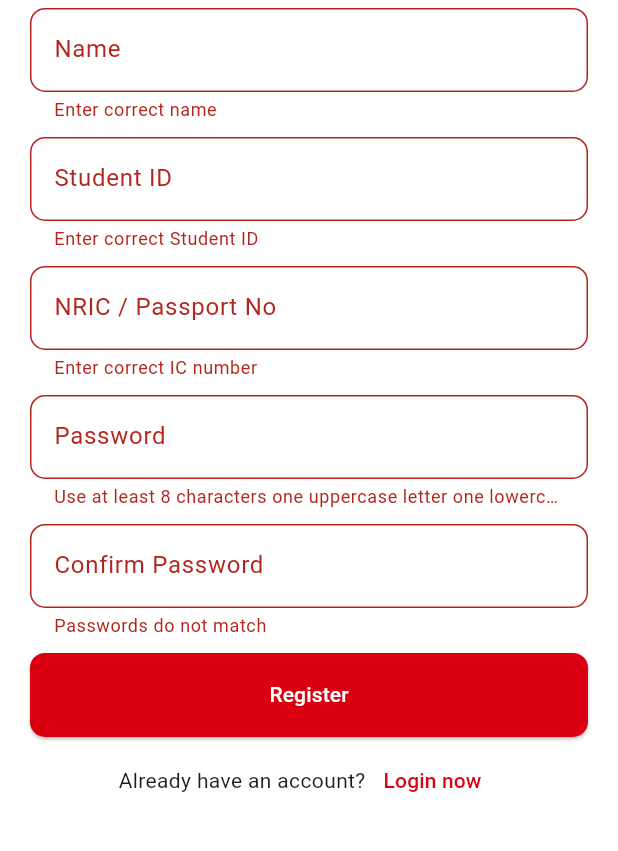
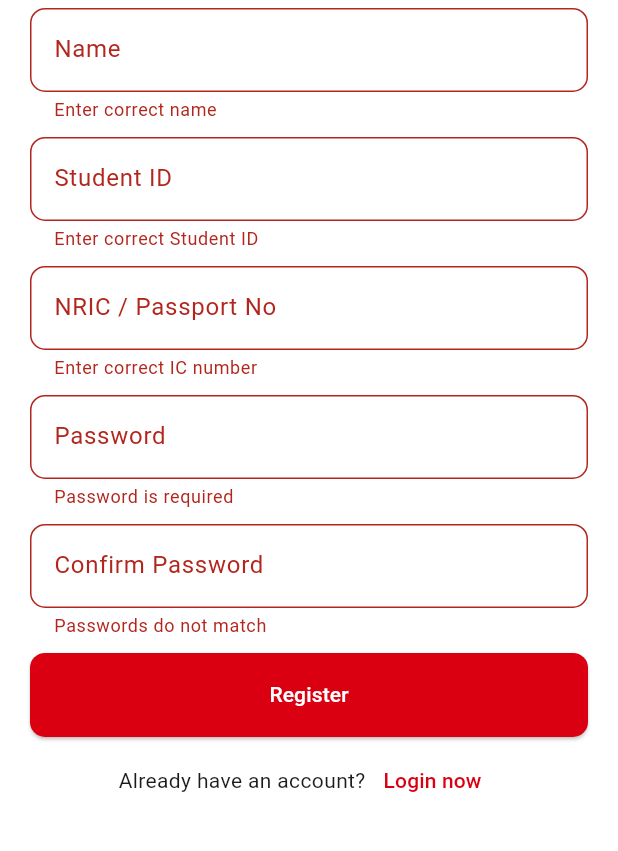
Before and after one commit to pohzijuninti/INTIStudentApp, a Flutter app: the Register screen opened directly, after a tap on "Register", on a phone screen of 412 x 824 dp, the part 360-1211 px from its top. Run offline on Flutter 3.47's test engine with Material 3 defaults, Android fonts, the phone set to English and light mode, and no system bars; our stand-ins replace flutter_slidable, flutter_spinkit, table_calendar.

Commit message:
Implement Common Password Pattern Validation

```diff
--- a/lib/pages/login/register.dart
+++ b/lib/pages/login/register.dart
@@ -3,6 +3,23 @@ import 'dart:convert'; // json
 import 'package:http/http.dart' as http;
 import 'package:inti/theme.dart';
 import 'package:inti/variables.dart';
+
+const List<String> COMMON_PASSWORD_PATTERNS = [
+  'password',
+  'passw0rd',
+  'letmein',
+  'welcome',
+  'admin',
+  'root',
+  '123456',
+  '1234567',
+  '12345678',
+  '123456789',
+  '1234567890',
+  'qwerty',
+  'abc123',
+  'iloveyou',
+];
 
 class Register extends StatefulWidget {
   const Register({Key? key}) : super(key: key);
@@ -110,13 +127,20 @@ class _RegisterState extends State<Register> {
                       child: TextFormField(
                         controller: passwordController,
                         validator: (value) {
-                          if (value!.isEmpty ||
-                              !RegExp(r'^(?=.*?[A-Z])(?=.*?[a-z])(?=.*?[0-9])(?=.*?[!@#\$&*?~]).{8,}$')
-                                  .hasMatch(value)) {
-                            return "Use at least 8 characters one uppercase letter one lowercase \nletter one number and one special character in your password";
-                          } else {
-                            return null;
+                          if (value == null || value.isEmpty) {
+                            return 'Password is required';
                           }
+                          final lowered = value.toLowerCase();
+                          // exact match or contains any common pattern -> reject
+                          if (COMMON_PASSWORD_PATTERNS.contains(lowered) ||
+                              COMMON_PASSWORD_PATTERNS.any((p) => lowered.contains(p))) {
+                            return 'Password is too common. Choose a stronger password.';
+                          }
+                          final complexity = RegExp(r'^(?=.*?[A-Z])(?=.*?[a-z])(?=.*?[0-9])(?=.*?[!@#\$&*?~]).{8,}$');
+                          if (!complexity.hasMatch(value)) {
+                            return "Use at least 8 characters: one uppercase, one lowercase, one number and one special character.";
+                          }
+                          return null;
                         },
                         textInputAction: TextInputAction.next,
                         obscureText: true,
```
